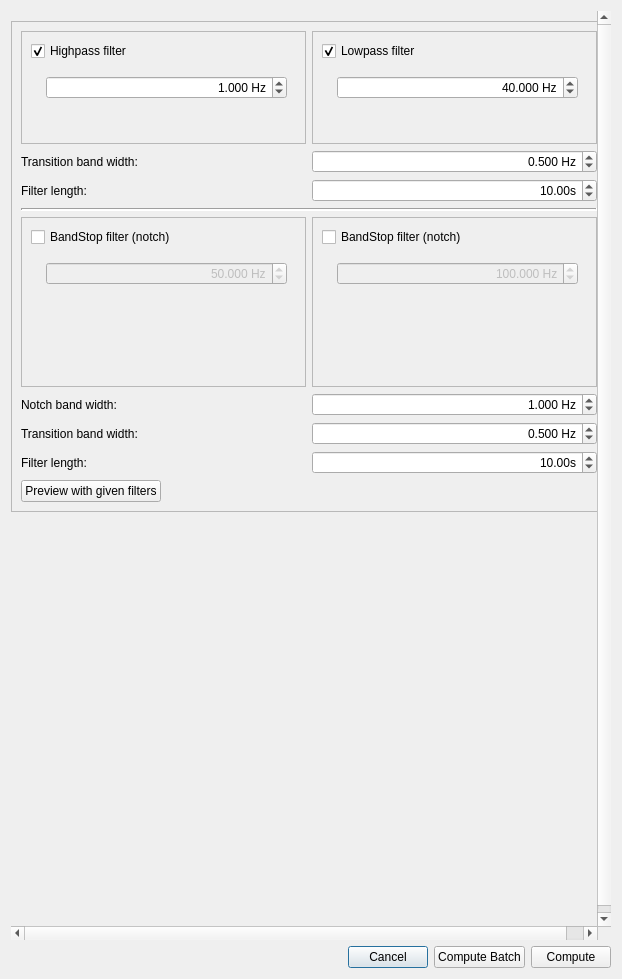
Above: designer_ui_files/filterDialogUi.ui from cibr-jyu/meggie before the change. Below: the same form after it.
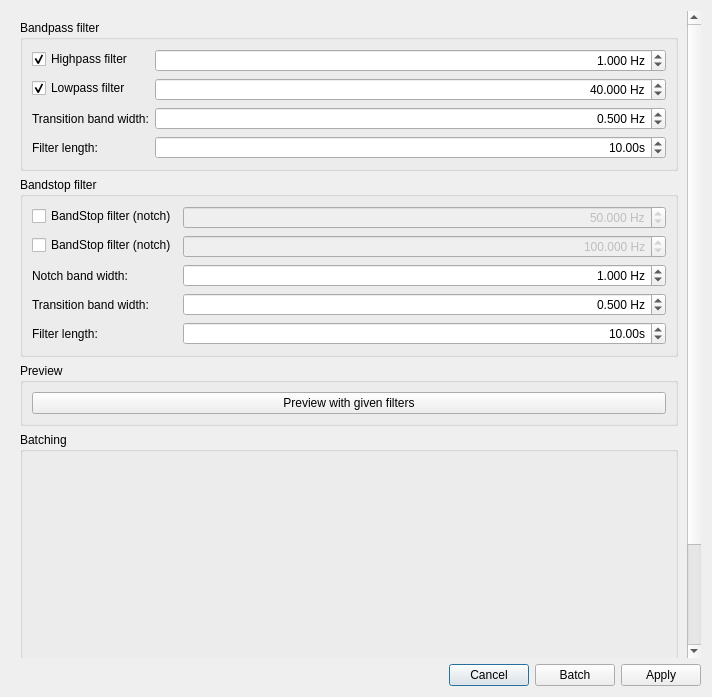
That is the form after the change.

Patch:
```diff
--- a/designer_ui_files/filterDialogUi.ui
+++ b/designer_ui_files/filterDialogUi.ui
@@ -6,8 +6,8 @@
    <rect>
     <x>0</x>
     <y>0</y>
-    <width>622</width>
-    <height>979</height>
+    <width>712</width>
+    <height>697</height>
    </rect>
   </property>
   <property name="windowTitle">
@@ -39,14 +39,14 @@
      <item>
       <widget class="QPushButton" name="pushButtonComputeBatch">
        <property name="text">
-        <string>Compute Batch</string>
+        <string>Batch</string>
        </property>
       </widget>
      </item>
      <item>
       <widget class="QPushButton" name="pushButtonCompute">
        <property name="text">
-        <string>Compute</string>
+        <string>Apply</string>
        </property>
       </widget>
      </item>
@@ -65,77 +65,33 @@
        <rect>
         <x>0</x>
         <y>0</y>
-        <width>604</width>
-        <height>922</height>
+        <width>680</width>
+        <height>785</height>
        </rect>
       </property>
       <property name="minimumSize">
        <size>
-        <width>604</width>
-        <height>922</height>
-       </size>
-      </property>
-      <widget class="QFrame" name="frameFilterSelection">
-       <property name="geometry">
-        <rect>
-         <x>0</x>
-         <y>10</y>
-         <width>596</width>
-         <height>491</height>
-        </rect>
-       </property>
-       <property name="sizePolicy">
-        <sizepolicy hsizetype="Preferred" vsizetype="Preferred">
-         <horstretch>1</horstretch>
-         <verstretch>0</verstretch>
-        </sizepolicy>
-       </property>
-       <property name="minimumSize">
-        <size>
-         <width>350</width>
+        <width>0</width>
          <height>0</height>
         </size>
        </property>
-       <property name="frameShape">
-        <enum>QFrame::StyledPanel</enum>
-       </property>
-       <property name="frameShadow">
-        <enum>QFrame::Raised</enum>
-       </property>
-       <property name="lineWidth">
-        <number>0</number>
-       </property>
-       <layout class="QGridLayout" name="gridLayout_2">
-        <item row="2" column="0">
-         <widget class="QFrame" name="frameBandPass">
-          <property name="sizePolicy">
-           <sizepolicy hsizetype="Expanding" vsizetype="Preferred">
-            <horstretch>0</horstretch>
-            <verstretch>0</verstretch>
-           </sizepolicy>
-          </property>
-          <property name="frameShape">
-           <enum>QFrame::StyledPanel</enum>
-          </property>
-          <property name="frameShadow">
-           <enum>QFrame::Raised</enum>
-          </property>
-          <layout class="QGridLayout" name="gridLayout_5">
+      <layout class="QGridLayout" name="gridLayout_6">
            <item row="1" column="0">
-            <widget class="QFrame" name="frame_3">
-             <property name="enabled">
-              <bool>true</bool>
-             </property>
-             <property name="frameShape">
-              <enum>QFrame::NoFrame</enum>
-             </property>
-             <property name="frameShadow">
-              <enum>QFrame::Raised</enum>
-             </property>
-             <layout class="QFormLayout" name="formLayout_3">
-              <property name="fieldGrowthPolicy">
-               <enum>QFormLayout::AllNonFixedFieldsGrow</enum>
-              </property>
+        <widget class="QGroupBox" name="groupBoxBandstop">
+         <property name="title">
+          <string>Bandstop filter</string>
+         </property>
+         <layout class="QFormLayout" name="formLayout">
+          <item row="0" column="0">
+           <widget class="QCheckBox" name="checkBoxBandstop">
+            <property name="text">
+             <string>BandStop filter (notch)</string>
+            </property>
+            <property name="checked">
+             <bool>false</bool>
+            </property>
+           </widget>
+          </item>
               <item row="0" column="1">
                <widget class="QDoubleSpinBox" name="doubleSpinBoxBandstopFreq">
                 <property name="enabled">
@@ -161,54 +117,18 @@
                 </property>
                </widget>
               </item>
-             </layout>
-            </widget>
-           </item>
-           <item row="0" column="0">
-            <widget class="QCheckBox" name="checkBoxBandstop">
+          <item row="1" column="0">
+           <widget class="QCheckBox" name="checkBoxBandstop2">
              <property name="text">
               <string>BandStop filter (notch)</string>
              </property>
-             <property name="checked">
-              <bool>false</bool>
-             </property>
-            </widget>
-           </item>
-          </layout>
-         </widget>
-        </item>
-        <item row="2" column="1">
-         <widget class="QFrame" name="frameBandStop_3">
-          <property name="sizePolicy">
-           <sizepolicy hsizetype="Expanding" vsizetype="Preferred">
-            <horstretch>0</horstretch>
-            <verstretch>0</verstretch>
-           </sizepolicy>
-          </property>
-          <property name="frameShape">
-           <enum>QFrame::StyledPanel</enum>
-          </property>
-          <property name="frameShadow">
-           <enum>QFrame::Raised</enum>
-          </property>
-          <layout class="QGridLayout" name="gridLayout_7">
-           <item row="1" column="0">
-            <widget class="QFrame" name="frame_4">
-             <property name="enabled">
-              <bool>false</bool>
-             </property>
-             <property name="frameShape">
-              <enum>QFrame::NoFrame</enum>
-             </property>
-             <property name="frameShadow">
-              <enum>QFrame::Raised</enum>
-             </property>
-             <layout class="QFormLayout" name="formLayout_4">
-              <property name="fieldGrowthPolicy">
-               <enum>QFormLayout::AllNonFixedFieldsGrow</enum>
-              </property>
-              <item row="0" column="1">
+           </widget>
+          </item>
+          <item row="1" column="1">
                <widget class="QDoubleSpinBox" name="doubleSpinBoxBandstopFreq2">
+            <property name="enabled">
+             <bool>false</bool>
+            </property>
                 <property name="alignment">
                  <set>Qt::AlignRight|Qt::AlignTrailing|Qt::AlignVCenter</set>
                 </property>
@@ -229,69 +149,14 @@
                 </property>
                </widget>
               </item>
-             </layout>
-            </widget>
-           </item>
-           <item row="0" column="0">
-            <widget class="QCheckBox" name="checkBoxBandstop2">
-             <property name="text">
-              <string>BandStop filter (notch)</string>
-             </property>
-            </widget>
-           </item>
-          </layout>
-         </widget>
-        </item>
-        <item row="6" column="0">
-         <layout class="QHBoxLayout" name="horizontalLayout_8">
-          <item>
-           <widget class="QPushButton" name="pushButtonPreview">
-            <property name="enabled">
-             <bool>true</bool>
-            </property>
-            <property name="text">
-             <string>Preview with given filters</string>
-            </property>
-           </widget>
-          </item>
-          <item>
-           <spacer name="horizontalSpacer">
-            <property name="orientation">
-             <enum>Qt::Horizontal</enum>
-            </property>
-            <property name="sizeHint" stdset="0">
-             <size>
-              <width>40</width>
-              <height>20</height>
-             </size>
-            </property>
-           </spacer>
-          </item>
-         </layout>
-        </item>
-        <item row="1" column="0" colspan="2">
-         <widget class="Line" name="line">
-          <property name="lineWidth">
-           <number>2</number>
-          </property>
-          <property name="midLineWidth">
-           <number>0</number>
-          </property>
-          <property name="orientation">
-           <enum>Qt::Horizontal</enum>
-          </property>
-         </widget>
-        </item>
-        <item row="3" column="0" colspan="2">
-         <layout class="QHBoxLayout" name="horizontalLayout_5">
-          <item>
+          <item row="2" column="0">
            <widget class="QLabel" name="labelBandStopNotchWidth">
             <property name="text">
              <string>Notch band width:</string>
             </property>
            </widget>
           </item>
-          <item>
+          <item row="2" column="1">
            <widget class="QDoubleSpinBox" name="doubleSpinBoxBandstopWidth">
             <property name="alignment">
              <set>Qt::AlignRight|Qt::AlignTrailing|Qt::AlignVCenter</set>
@@ -313,18 +178,14 @@
             </property>
            </widget>
           </item>
-         </layout>
-        </item>
-        <item row="4" column="0" colspan="2">
-         <layout class="QHBoxLayout" name="horizontalLayout_7">
-          <item>
+          <item row="3" column="0">
            <widget class="QLabel" name="labelTransBw">
             <property name="text">
              <string>Transition band width:</string>
             </property>
            </widget>
           </item>
-          <item>
+          <item row="3" column="1">
            <widget class="QDoubleSpinBox" name="doubleSpinBoxNotchTransBw">
             <property name="alignment">
              <set>Qt::AlignRight|Qt::AlignTrailing|Qt::AlignVCenter</set>
@@ -346,18 +207,14 @@
             </property>
            </widget>
           </item>
-         </layout>
-        </item>
-        <item row="5" column="0" colspan="2">
-         <layout class="QHBoxLayout" name="horizontalLayout_6">
-          <item>
+          <item row="4" column="0">
            <widget class="QLabel" name="labelBandstopFilterLength">
             <property name="text">
              <string>Filter length:</string>
             </property>
            </widget>
           </item>
-          <item>
+          <item row="4" column="1">
            <widget class="QDoubleSpinBox" name="doubleSpinBoxBandStopLength">
             <property name="alignment">
              <set>Qt::AlignRight|Qt::AlignTrailing|Qt::AlignVCenter</set>
@@ -374,66 +231,14 @@
            </widget>
           </item>
          </layout>
-        </item>
-        <item row="0" column="0" colspan="2">
-         <layout class="QVBoxLayout" name="verticalLayout">
-          <item>
-           <layout class="QHBoxLayout" name="horizontalLayout_2">
-            <item>
-             <widget class="QFrame" name="frameHighpass">
-              <property name="frameShape">
-               <enum>QFrame::StyledPanel</enum>
-              </property>
-              <property name="frameShadow">
-               <enum>QFrame::Raised</enum>
-              </property>
-              <layout class="QGridLayout" name="gridLayout_4">
-               <item row="1" column="0">
-                <widget class="QFrame" name="frame_2">
-                 <property name="enabled">
-                  <bool>true</bool>
-                 </property>
-                 <property name="frameShape">
-                  <enum>QFrame::NoFrame</enum>
-                 </property>
-                 <property name="frameShadow">
-                  <enum>QFrame::Raised</enum>
-                 </property>
-                 <layout class="QFormLayout" name="formLayout_2">
-                  <property name="fieldGrowthPolicy">
-                   <enum>QFormLayout::AllNonFixedFieldsGrow</enum>
-                  </property>
-                  <item row="0" column="1">
-                   <widget class="QDoubleSpinBox" name="doubleSpinBoxHighpassCutoff">
-                    <property name="sizePolicy">
-                     <sizepolicy hsizetype="Minimum" vsizetype="Fixed">
-                      <horstretch>0</horstretch>
-                      <verstretch>0</verstretch>
-                     </sizepolicy>
-                    </property>
-                    <property name="alignment">
-                     <set>Qt::AlignRight|Qt::AlignTrailing|Qt::AlignVCenter</set>
-                    </property>
-                    <property name="suffix">
-                     <string> Hz</string>
-                    </property>
-                    <property name="decimals">
-                     <number>3</number>
-                    </property>
-                    <property name="maximum">
-                     <double>1000000000.000000000000000</double>
-                    </property>
-                    <property name="singleStep">
-                     <double>1.000000000000000</double>
-                    </property>
-                    <property name="value">
-                     <double>1.000000000000000</double>
-                    </property>
-                   </widget>
-                  </item>
-                 </layout>
-                </widget>
-               </item>
+        </widget>
+       </item>
+       <item row="0" column="0">
+        <widget class="QGroupBox" name="groupBoxBandpass">
+         <property name="title">
+          <string>Bandpass filter</string>
+         </property>
+         <layout class="QFormLayout" name="formLayout_5">
                <item row="0" column="0">
                 <widget class="QCheckBox" name="checkBoxHighpass">
                  <property name="text">
@@ -444,35 +249,8 @@
                  </property>
                 </widget>
                </item>
-              </layout>
-             </widget>
-            </item>
-            <item>
-             <widget class="QFrame" name="frameLowpass">
-              <property name="frameShape">
-               <enum>QFrame::StyledPanel</enum>
-              </property>
-              <property name="frameShadow">
-               <enum>QFrame::Raised</enum>
-              </property>
-              <layout class="QGridLayout" name="gridLayout_3">
-               <item row="1" column="0">
-                <widget class="QFrame" name="frame">
-                 <property name="enabled">
-                  <bool>true</bool>
-                 </property>
-                 <property name="frameShape">
-                  <enum>QFrame::NoFrame</enum>
-                 </property>
-                 <property name="frameShadow">
-                  <enum>QFrame::Raised</enum>
-                 </property>
-                 <layout class="QFormLayout" name="formLayout">
-                  <property name="fieldGrowthPolicy">
-                   <enum>QFormLayout::AllNonFixedFieldsGrow</enum>
-                  </property>
                   <item row="0" column="1">
-                   <widget class="QDoubleSpinBox" name="doubleSpinBoxLowpassCutoff">
+           <widget class="QDoubleSpinBox" name="doubleSpinBoxHighpassCutoff">
                     <property name="sizePolicy">
                      <sizepolicy hsizetype="Minimum" vsizetype="Fixed">
                       <horstretch>0</horstretch>
@@ -489,20 +267,17 @@
                      <number>3</number>
                     </property>
                     <property name="maximum">
-                     <double>10000.000000000000000</double>
+             <double>1000000000.000000000000000</double>
                     </property>
                     <property name="singleStep">
                      <double>1.000000000000000</double>
                     </property>
                     <property name="value">
-                     <double>40.000000000000000</double>
+             <double>1.000000000000000</double>
                     </property>
                    </widget>
                   </item>
-                 </layout>
-                </widget>
-               </item>
-               <item row="0" column="0">
+          <item row="1" column="0">
                 <widget class="QCheckBox" name="checkBoxLowpass">
                  <property name="text">
                   <string>Lowpass filter</string>
@@ -512,21 +287,42 @@
                  </property>
                 </widget>
                </item>
-              </layout>
-             </widget>
-            </item>
-           </layout>
-          </item>
-          <item>
-           <layout class="QHBoxLayout" name="horizontalLayout_4">
-            <item>
+          <item row="1" column="1">
+           <widget class="QDoubleSpinBox" name="doubleSpinBoxLowpassCutoff">
+            <property name="sizePolicy">
+             <sizepolicy hsizetype="Minimum" vsizetype="Fixed">
+              <horstretch>0</horstretch>
+              <verstretch>0</verstretch>
+             </sizepolicy>
+            </property>
+            <property name="alignment">
+             <set>Qt::AlignRight|Qt::AlignTrailing|Qt::AlignVCenter</set>
+            </property>
+            <property name="suffix">
+             <string> Hz</string>
+            </property>
+            <property name="decimals">
+             <number>3</number>
+            </property>
+            <property name="maximum">
+             <double>10000.000000000000000</double>
+            </property>
+            <property name="singleStep">
+             <double>1.000000000000000</double>
+            </property>
+            <property name="value">
+             <double>40.000000000000000</double>
+            </property>
+           </widget>
+          </item>
+          <item row="2" column="0">
              <widget class="QLabel" name="labelTransitionWidth">
               <property name="text">
                <string>Transition band width:</string>
               </property>
              </widget>
             </item>
-            <item>
+          <item row="2" column="1">
              <widget class="QDoubleSpinBox" name="doubleSpinBoxTransBandwidth">
               <property name="alignment">
                <set>Qt::AlignRight|Qt::AlignTrailing|Qt::AlignVCenter</set>
@@ -548,18 +344,14 @@
               </property>
              </widget>
             </item>
-           </layout>
-          </item>
-          <item>
-           <layout class="QHBoxLayout" name="horizontalLayout_3">
-            <item>
+          <item row="3" column="0">
              <widget class="QLabel" name="labelFilterLength">
               <property name="text">
                <string>Filter length:</string>
               </property>
              </widget>
             </item>
-            <item>
+          <item row="3" column="1">
              <widget class="QDoubleSpinBox" name="doubleSpinBoxLength">
               <property name="alignment">
                <set>Qt::AlignRight|Qt::AlignTrailing|Qt::AlignVCenter</set>
@@ -576,23 +368,49 @@
              </widget>
             </item>
            </layout>
-          </item>
-         </layout>
+        </widget>
+       </item>
+       <item row="2" column="0">
+        <widget class="QGroupBox" name="groupBoxPreview">
+         <property name="title">
+          <string>Preview</string>
+         </property>
+         <layout class="QGridLayout" name="gridLayout_3">
+          <item row="0" column="0">
+           <widget class="QPushButton" name="pushButtonPreview">
+            <property name="enabled">
+             <bool>true</bool>
+            </property>
+            <property name="text">
+             <string>Preview with given filters</string>
+            </property>
+           </widget>
         </item>
        </layout>
       </widget>
-      <widget class="QWidget" name="widget" native="true">
-       <property name="geometry">
-        <rect>
-         <x>9</x>
-         <y>510</y>
-         <width>301</width>
-         <height>371</height>
-        </rect>
-       </property>
-      </widget>
-     </widget>
-    </widget>
+       </item>
+       <item row="3" column="0">
+        <widget class="QGroupBox" name="groupBoxBatching">
+         <property name="title">
+          <string>Batching</string>
+         </property>
+         <layout class="QGridLayout" name="gridLayoutBatching">
+          <item row="0" column="0">
+           <widget class="QWidget" name="batchingWidgetPlaceholder" native="true">
+            <property name="minimumSize">
+             <size>
+              <width>300</width>
+              <height>300</height>
+             </size>
+            </property>
+           </widget>
+          </item>
+         </layout>
+        </widget>
+       </item>
+      </layout>
+     </widget>
+    </widget>
    </item>
   </layout>
  </widget>
```
Left out of the diff: 126 changed lines with no effect on the pictures. Lines whose indentation alone changed are shown as unchanged.
